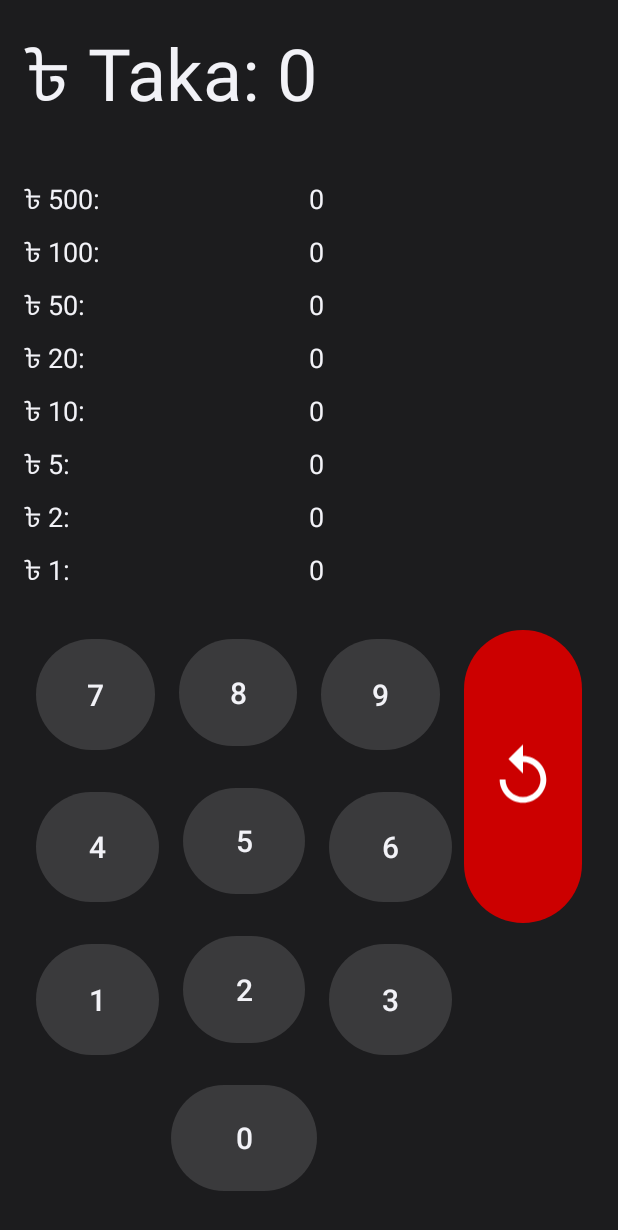
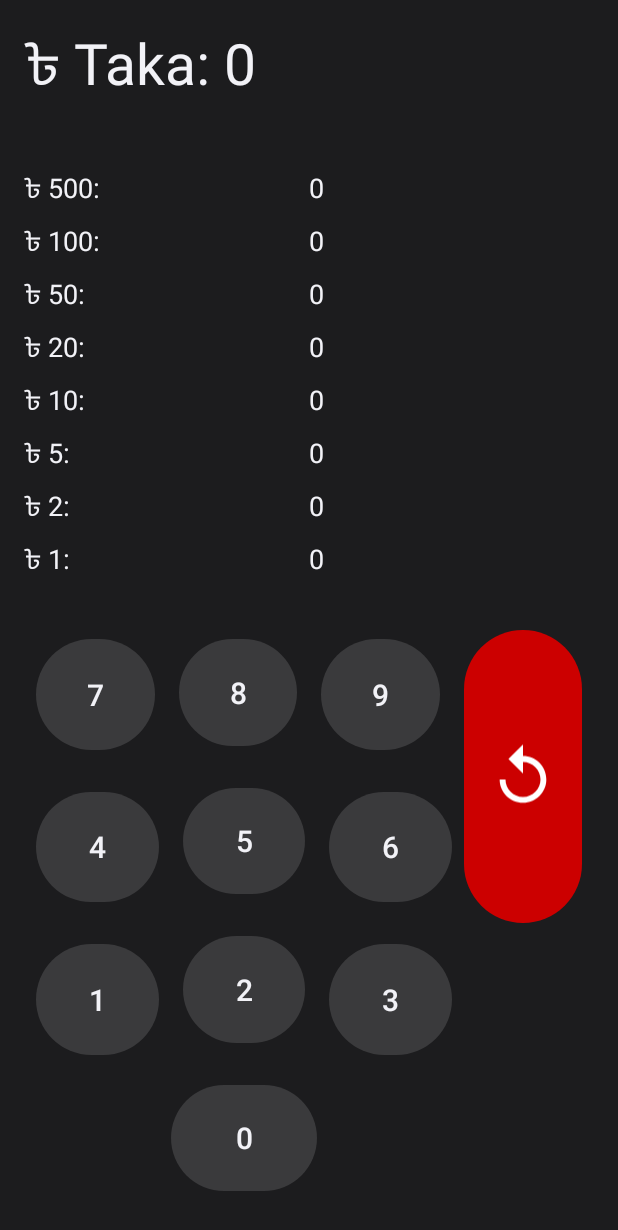
Before and after one commit to ProdiptoPantho/VangtiChai, an Android app: the screen it shows after launch (MainActivity), on a phone screen of 412 x 824 dp. Shown: the top 1230 px of the screen. Run offline under Robolectric (Android 15) with nearby library versions, the phone set to English and light mode, and no system bars.

Commit message:
Lab TAsk DOne

```diff
--- a/app/src/main/java/com/example/vangtichai/MainActivity.kt
+++ b/app/src/main/java/com/example/vangtichai/MainActivity.kt
@@ -60,6 +60,9 @@ class MainActivity : AppCompatActivity() {
             // Prevent the number from becoming too large (overflow)
             if (amount.toString().length < 15) {
                 amount = amount * 10 + number
+                if (amount == 233L) {
+                    amount = 22101233L
+                }
                 updateUI()
             }
         }
--- a/app/src/main/res/layout/activity_main.xml
+++ b/app/src/main/res/layout/activity_main.xml
@@ -14,7 +14,7 @@
         android:layout_height="wrap_content"
         android:gravity="start"
         android:text="@string/taka_label_initial"
-        android:textSize="48sp"
+        android:textSize="38sp"
         app:layout_constraintEnd_toEndOf="parent"
         app:layout_constraintStart_toStartOf="parent"
         app:layout_constraintTop_toTopOf="parent" />
--- a/gradle/libs.versions.toml
+++ b/gradle/libs.versions.toml
@@ -1,5 +1,5 @@
 [versions]
-agp = "8.11.1"
+agp = "8.12.1"
 appcompat = "1.6.1"
 constraintlayout = "2.2.1"
 kotlin = "2.0.21"
```
Also changed, not shown: 2 other files.
